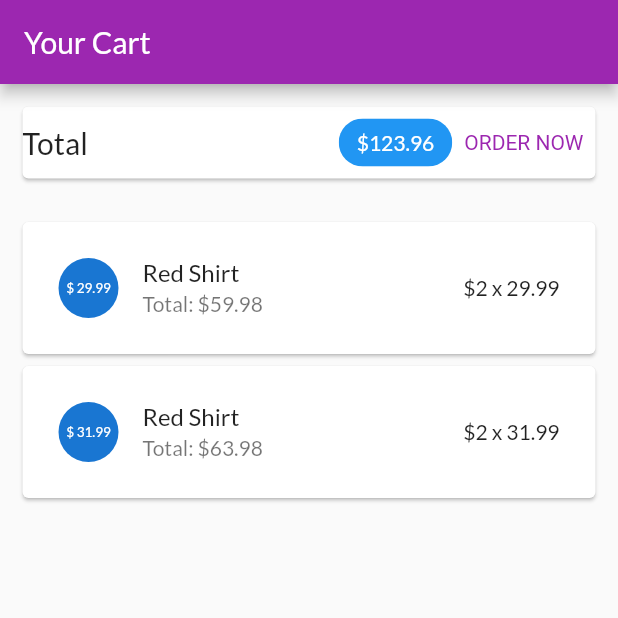
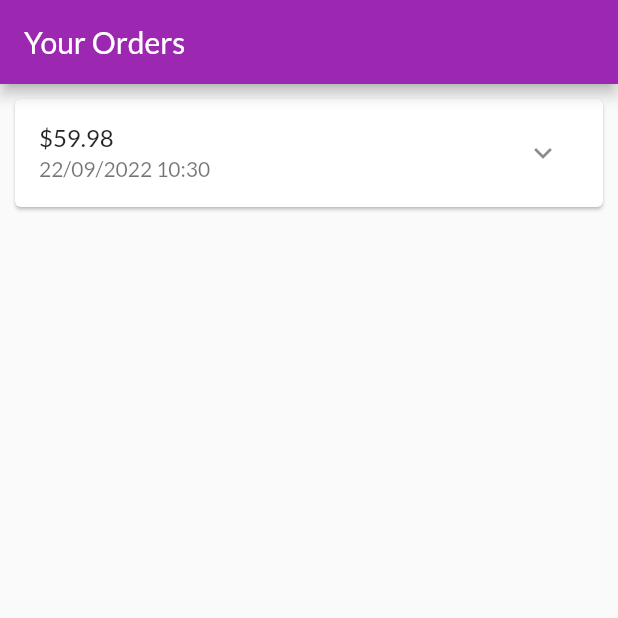
Before and after one commit to mrhaomp2001/CT48402_TH, a Flutter app: the screen it shows after launch, on a phone screen of 412 x 824 dp, the top half of it. Run offline on Flutter 3.47's test engine with Material 2 defaults, Android fonts, the phone set to English and light mode, and no system bars.

Commit message:
Xay dung trang cac dat hang

```diff
--- a/myshop/lib/main.dart
+++ b/myshop/lib/main.dart
@@ -4,6 +4,7 @@ import 'ui/products/ProductsManager.dart';
 import 'ui/products/product_overview_screen.dart';
 import 'ui/products/user_products_screen.dart';
 import 'ui/cart/cart_screen.dart';
+import 'ui/orders/orders_screen.dart';
 
 void main() {
   runApp(const MyApp());
@@ -26,7 +27,7 @@ class MyApp extends StatelessWidget {
         ),
       ),
       home: SafeArea(
-        child: CartScreen(),
+        child: OrdersScreen(),
       ),
     );
   }
--- /dev/null
+++ b/myshop/lib/models/order_item.dart
@@ -0,0 +1,33 @@
+import 'cart_item.dart';
+
+class OrderItem {
+  final String? id;
+  final double amount;
+  final List<CartItem> products;
+  final DateTime dateTime;
+
+  int get productCount {
+    return products.length;
+  }
+
+  OrderItem({
+    this.id,
+    required this.amount,
+    required this.products,
+    DateTime? dateTime,
+  }) : dateTime = dateTime ?? DateTime.now();
+
+  OrderItem copyWith({
+    String? id,
+    double? amount,
+    List<CartItem>? products,
+    DateTime? dateTime,
+  }) {
+    return OrderItem(
+      id: id ?? this.id,
+      amount: amount ?? this.amount,
+      products: products ?? this.products,
+      dateTime: dateTime ?? this.dateTime,
+    );
+  }
+}
--- /dev/null
+++ b/myshop/lib/ui/orders/order_item_card.dart
@@ -0,0 +1,82 @@
+import 'dart:math';
+
+import 'package:flutter/material.dart';
+import 'package:intl/intl.dart';
+
+import '../../models/order_item.dart';
+
+class OrderItemCard extends StatefulWidget {
+  final OrderItem order;
+
+  const OrderItemCard(this.order, {super.key});
+
+  @override
+  State<OrderItemCard> createState() => _OrderItemCardState();
+}
+
+class _OrderItemCardState extends State<OrderItemCard> {
+  var _expanded = false;
+
+  @override
+  Widget build(BuildContext context) {
+    return Card(
+      margin: const EdgeInsets.all(10),
+      child: Column(
+        children: <Widget>[
+          buildOderSummary(),
+          if (_expanded) buildOderDetails()
+        ],
+      ),
+    );
+  }
+
+  Widget buildOderDetails() {
+    return Container(
+      padding: const EdgeInsets.symmetric(
+        horizontal: 15,
+        vertical: 4,
+      ),
+      height: min(widget.order.productCount * 20.0 + 10, 100),
+      child: ListView(
+        children: widget.order.products
+            .map((prod) => Row(
+                  mainAxisAlignment: MainAxisAlignment.spaceBetween,
+                  children: <Widget>[
+                    Text(
+                      prod.title,
+                      style: const TextStyle(
+                        fontSize: 18,
+                        fontWeight: FontWeight.bold,
+                      ),
+                    ),
+                    Text(
+                      '${prod.quantity} x \$${prod.price}',
+                      style: const TextStyle(
+                        fontSize: 18,
+                        color: Colors.grey,
+                      ),
+                    ),
+                  ],
+                ))
+            .toList(),
+      ),
+    );
+  }
+
+  Widget buildOderSummary() {
+    return ListTile(
+      title: Text('\$${widget.order.amount}'),
+      subtitle: Text(
+        DateFormat('dd/MM/yyyy hh:mm').format(widget.order.dateTime),
+      ),
+      trailing: IconButton(
+        icon: Icon(_expanded ? Icons.expand_less : Icons.expand_more),
+        onPressed: () {
+          setState(() {
+            _expanded = !_expanded;
+          });
+        },
+      ),
+    );
+  }
+}
--- /dev/null
+++ b/myshop/lib/ui/orders/order_manager.dart
@@ -0,0 +1,29 @@
+import 'package:flutter/cupertino.dart';
+
+import '../../models/cart_item.dart';
+import '../../models/order_item.dart';
+
+class OrderManager with ChangeNotifier {
+  final List<OrderItem> _orders = [
+    OrderItem(
+      id: 'o1',
+      amount: 59.98,
+      products: [
+        CartItem(
+          id: 'c1',
+          title: 'Red Shirt',
+          price: 29.99,
+          quantity: 2,
+        )
+      ],
+    )
+  ];
+
+  int get orderCount {
+    return _orders.length;
+  }
+
+  List<OrderItem> get orders {
+    return [..._orders];
+  }
+}
--- /dev/null
+++ b/myshop/lib/ui/orders/orders_screen.dart
@@ -0,0 +1,25 @@
+import 'package:flutter/material.dart';
+
+import 'order_manager.dart';
+import 'order_item_card.dart';
+
+class OrdersScreen extends StatelessWidget {
+  const OrdersScreen({super.key});
+
+  @override
+  Widget build(BuildContext context) {
+    print('buiding orders');
+
+    final orderManager = OrderManager();
+    return Scaffold(
+      appBar: AppBar(
+        title: const Text('Your Orders'),
+      ),
+      body: ListView.builder(
+        itemCount: orderManager.orderCount,
+        itemBuilder: (context, index) =>
+            OrderItemCard(orderManager.orders[index]),
+      ),
+    );
+  }
+}
--- a/myshop/pubspec.yaml
+++ b/myshop/pubspec.yaml
@@ -13,6 +13,7 @@ dependencies:
     sdk: flutter
 
   cupertino_icons: ^1.0.2
+  intl: ^0.17.0
 
 dev_dependencies:
   flutter_test:
```
Also changed, not shown: myshop/pubspec.lock.
